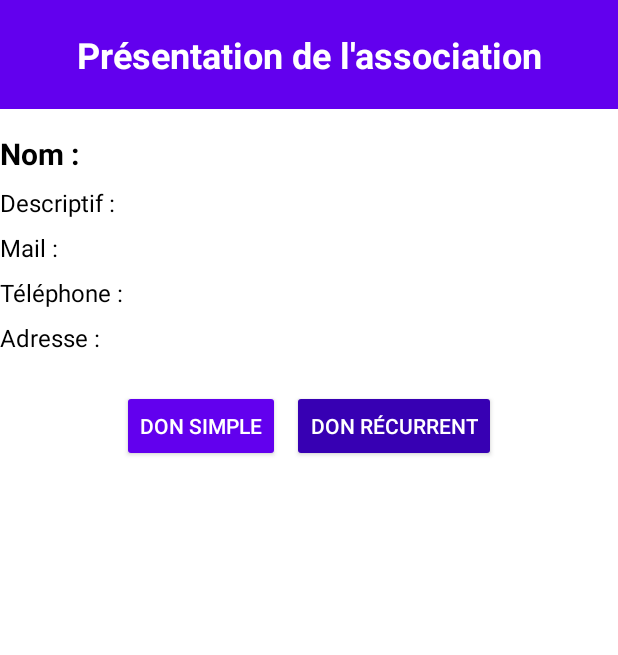
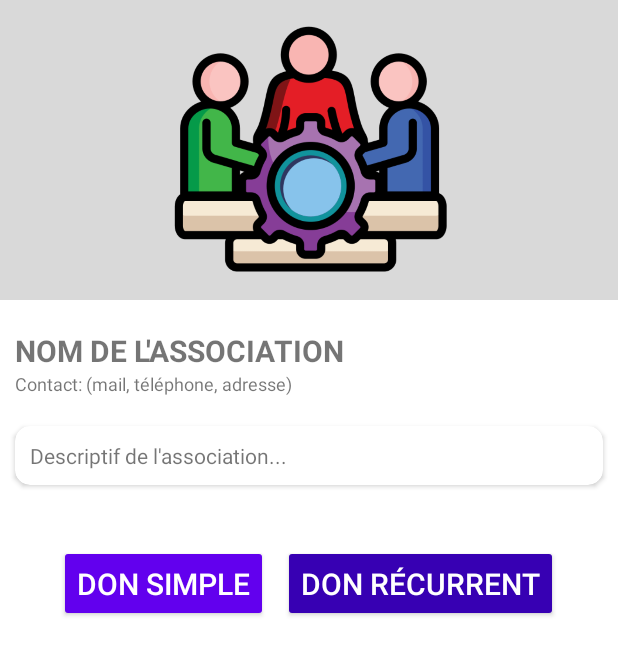
Before and after one commit to vico37/ProjetSaeDon, an Android app: the AssociationDetailsActivity screen opened directly, with no data from a screen before it, on a phone screen of 412 x 824 dp. Shown: the top 655 px of the screen. Run offline under Robolectric (Android 15) with nearby library versions, the phone set to English and light mode, and no system bars; 1 statement that could not run was skipped.

```diff
--- a/app/src/main/java/iut/dam/projetsaedon/asso/AssociationDetailsActivity.java
+++ b/app/src/main/java/iut/dam/projetsaedon/asso/AssociationDetailsActivity.java
@@ -19,6 +19,7 @@ import java.net.URLEncoder;
 import iut.dam.projetsaedon.R;
 import iut.dam.projetsaedon.donation.DonationNormalActivity;
 import iut.dam.projetsaedon.donation.RecurringDonationActivity;
+import iut.dam.projetsaedon.login.LoginActivity;
 
 public class AssociationDetailsActivity extends AppCompatActivity {
 
@@ -26,7 +27,7 @@ public class AssociationDetailsActivity extends AppCompatActivity {
     private Button buttonDonSimple, buttonDonRecurrent;
     private static final String ASSO_DETAILS_URL = "http://donation.out-online.net/donation_app_bdd/get_asso_details.php";
 
-    // Ces variables stockeront les infos récupérées
+    // Variables pour stocker les infos récupérées
     private String associationId;      // L'id numérique récupéré (champ idAsso)
     private String associationName = "Inconnue";
 
@@ -35,15 +36,17 @@ public class AssociationDetailsActivity extends AppCompatActivity {
         super.onCreate(savedInstanceState);
         setContentView(R.layout.activity_association_details);
 
-        textViewNomAsso = findViewById(R.id.textViewNomAsso);
-        textViewDescriptif = findViewById(R.id.textViewDescriptif);
-        textViewMail = findViewById(R.id.textViewMail);
-        textViewTel = findViewById(R.id.textViewTel);
-        textViewAdresse = findViewById(R.id.textViewAdresse);
+        textViewNomAsso = findViewById(R.id.title_nom_asso);
+        // Pour simplifier, nous utiliserons le CardView contenant le descriptif comme description
+        // Vous pouvez adapter selon vos besoins
+        TextView descAsso = findViewById(R.id.desc_asso);
+        textViewMail = findViewById(R.id.subtitle_contact_asso); // Exemple, vous pouvez utiliser d'autres vues pour le contact
+        // Vous pouvez ajouter d'autres TextView pour téléphone, adresse si besoin.
+
         buttonDonSimple = findViewById(R.id.buttonDonSimple);
         buttonDonRecurrent = findViewById(R.id.buttonDonRecurrent);
 
-        // Récupérer l'identifiant de l'association depuis l'URI (deep link) ou via un extra
+        // Récupérer l'identifiant de l'association depuis l'URI (deep link) ou l'extra
         Uri data = getIntent().getData();
         String inputId = null;
         if (data != null) {
@@ -65,7 +68,7 @@ public class AssociationDetailsActivity extends AppCompatActivity {
         // Charger les détails de l'association depuis le serveur
         loadAssociationDetails(inputId);
 
-        // Bouton "Don simple" : lance DonationNormalActivity avec associationId, associationName et userId
+        // Bouton "Don simple" : lancer DonationNormalActivity
         buttonDonSimple.setOnClickListener(v -> {
             if (associationId == null || associationId.isEmpty()) {
                 Toast.makeText(AssociationDetailsActivity.this, "Les détails de l'association ne sont pas encore chargés", Toast.LENGTH_SHORT).show();
@@ -85,12 +88,12 @@ public class AssociationDetailsActivity extends AppCompatActivity {
             SharedPreferences prefs = getSharedPreferences("MyPrefs", MODE_PRIVATE);
             String userId = prefs.getString("userId", "");
             if (userId.isEmpty()) {
-                // L'utilisateur n'est pas connecté, on lui propose de se connecter
+                // L'utilisateur n'est pas connecté, proposer de se connecter
                 new AlertDialog.Builder(AssociationDetailsActivity.this)
                         .setTitle("Connexion requise")
                         .setMessage("Pour effectuer un don récurrent, vous devez être connecté. Voulez-vous vous connecter ?")
                         .setPositiveButton("Oui", (dialog, which) -> {
-                            Intent intent = new Intent(AssociationDetailsActivity.this, iut.dam.projetsaedon.login.LoginActivity.class);
+                            Intent intent = new Intent(AssociationDetailsActivity.this, LoginActivity.class);
                             intent.putExtra("redirectTo", "RecurringDonation");
                             intent.putExtra("associationId", associationId);
                             intent.putExtra("associationName", associationName);
@@ -116,7 +119,6 @@ public class AssociationDetailsActivity extends AppCompatActivity {
     private void loadAssociationDetails(String inputId) {
         new Thread(() -> {
             try {
-                // Déterminer quel paramètre utiliser pour la requête (associationId ou qr_code)
                 String paramKey;
                 try {
                     Integer.parseInt(inputId);
@@ -147,7 +149,7 @@ public class AssociationDetailsActivity extends AppCompatActivity {
                     runOnUiThread(() -> Toast.makeText(AssociationDetailsActivity.this, "Association non trouvée", Toast.LENGTH_LONG).show());
                     return;
                 }
-                // Mise à jour avec l'id numérique de l'association
+                // Mettre à jour associationId avec l'id numérique
                 associationId = idAsso;
                 final String nomAsso = json.optString("nomAsso", "Inconnu");
                 associationName = nomAsso;
@@ -157,11 +159,11 @@ public class AssociationDetailsActivity extends AppCompatActivity {
                 final String adresseAsso = json.optString("adresseAsso", "Non défini");
 
                 runOnUiThread(() -> {
-                    textViewNomAsso.setText("Nom : " + nomAsso);
-                    textViewDescriptif.setText("Descriptif : " + descriptif);
-                    textViewMail.setText("Mail : " + mailAsso);
-                    textViewTel.setText("Téléphone : " + telAsso);
-                    textViewAdresse.setText("Adresse : " + adresseAsso);
+                    textViewNomAsso.setText(nomAsso);
+                    // Pour simplifier, on affiche le descriptif dans le CardView
+                    ((TextView)findViewById(R.id.desc_asso)).setText(descriptif);
+                    // Utiliser le subtitle pour le contact
+                    textViewMail.setText("Mail : " + mailAsso + " | Tel : " + telAsso + " | Adresse : " + adresseAsso);
                 });
             } catch (Exception e) {
                 e.printStackTrace();
--- a/app/src/main/res/layout/activity_association_details.xml
+++ b/app/src/main/res/layout/activity_association_details.xml
@@ -1,6 +1,7 @@
 <?xml version="1.0" encoding="utf-8"?>
 <ScrollView
     xmlns:android="http://schemas.android.com/apk/res/android"
+    xmlns:app="http://schemas.android.com/apk/res-auto"
     xmlns:tools="http://schemas.android.com/tools"
     android:id="@+id/scrollViewAssociation"
     android:layout_width="match_parent"
@@ -11,80 +12,62 @@
     <LinearLayout
         android:layout_width="match_parent"
         android:layout_height="wrap_content"
-        android:orientation="vertical"
-        >
+        android:orientation="vertical">
 
-        <!-- Barre de titre -->
+        <!-- Image en haut (bannière ou logo de l'association) -->
+        <ImageView
+            android:layout_width="match_parent"
+            android:layout_height="200sp"
+            android:src="@drawable/association_default_icon"
+            android:background="@color/light_gray"
+            />
+
+        <!-- Titre de l'association -->
         <TextView
-            android:id="@+id/textViewTitle"
+            android:id="@+id/title_nom_asso"
+            android:layout_marginTop="20dp"
+            android:layout_marginStart="10dp"
             android:layout_width="match_parent"
             android:layout_height="wrap_content"
-            android:text="Présentation de l'association"
-            android:textSize="24sp"
-            android:textStyle="bold"
-            android:gravity="center"
-            android:background="@color/violetPrimary"
-            android:textColor="@color/white"
-            android:padding="20dp" />
+            android:text="NOM DE L'ASSOCIATION"
+            android:textSize="20sp"
+            android:textAllCaps="true"
+            android:textStyle="bold" />
 
-        <!-- Nom de l'association -->
+        <!-- Informations de contact -->
         <TextView
-            android:id="@+id/textViewNomAsso"
+            android:id="@+id/subtitle_contact_asso"
+            android:layout_marginStart="10dp"
             android:layout_width="match_parent"
             android:layout_height="wrap_content"
-            android:text="Nom : "
-            android:textSize="20sp"
-            android:textStyle="bold"
-            android:paddingTop="16dp"
-            android:textColor="@color/black" />
+            android:text="Contact: (mail, téléphone, adresse)"
+            android:textSize="12sp" />
 
-        <!-- Descriptif -->
-        <TextView
-            android:id="@+id/textViewDescriptif"
+        <!-- CardView pour le descriptif -->
+        <androidx.cardview.widget.CardView
+            android:layout_marginTop="20dp"
             android:layout_width="match_parent"
             android:layout_height="wrap_content"
-            android:text="Descriptif : "
-            android:textSize="16sp"
-            android:paddingTop="8dp"
-            android:textColor="@color/black" />
+            android:layout_marginLeft="10dp"
+            android:layout_marginRight="10dp"
+            app:cardCornerRadius="10dp"
+            android:padding="10dp">
+            <TextView
+                android:id="@+id/desc_asso"
+                android:layout_width="match_parent"
+                android:layout_height="wrap_content"
+                android:text="Descriptif de l'association..."
+                android:padding="10dp" />
+        </androidx.cardview.widget.CardView>
 
-        <!-- Mail -->
-        <TextView
-            android:id="@+id/textViewMail"
-            android:layout_width="match_parent"
-            android:layout_height="wrap_content"
-            android:text="Mail : "
-            android:textSize="16sp"
-            android:paddingTop="8dp"
-            android:textColor="@color/black" />
-
-        <!-- Téléphone -->
-        <TextView
-            android:id="@+id/textViewTel"
-            android:layout_width="match_parent"
-            android:layout_height="wrap_content"
-            android:text="Téléphone : "
-            android:textSize="16sp"
-            android:paddingTop="8dp"
-            android:textColor="@color/black" />
-
-        <!-- Adresse -->
-        <TextView
-            android:id="@+id/textViewAdresse"
-            android:layout_width="match_parent"
-            android:layout_height="wrap_content"
-            android:text="Adresse : "
-            android:textSize="16sp"
-            android:paddingTop="8dp"
-            android:textColor="@color/black" />
-
-        <!-- Boutons d'action -->
+        <!-- Boutons d'action pour choisir le type de don -->
         <LinearLayout
             android:layout_width="match_parent"
             android:layout_height="wrap_content"
+            android:layout_marginTop="30dp"
             android:orientation="horizontal"
             android:gravity="center"
-            android:paddingTop="24dp">
+            android:padding="10dp">
 
             <Button
                 android:id="@+id/buttonDonSimple"
@@ -93,8 +76,10 @@
                 android:text="Don simple"
                 android:backgroundTint="@color/violetPrimary"
                 android:textColor="@color/white"
+                android:textSize="20sp"
+                android:textAllCaps="true"
                 android:padding="12dp"
-                android:layout_marginEnd="8dp" />
+                android:layout_marginEnd="10dp" />
 
             <Button
                 android:id="@+id/buttonDonRecurrent"
@@ -103,6 +88,8 @@
                 android:text="Don récurrent"
                 android:backgroundTint="@color/violetAccent"
                 android:textColor="@color/white"
+                android:textSize="20sp"
+                android:textAllCaps="true"
                 android:padding="12dp" />
         </LinearLayout>
     </LinearLayout>
```
